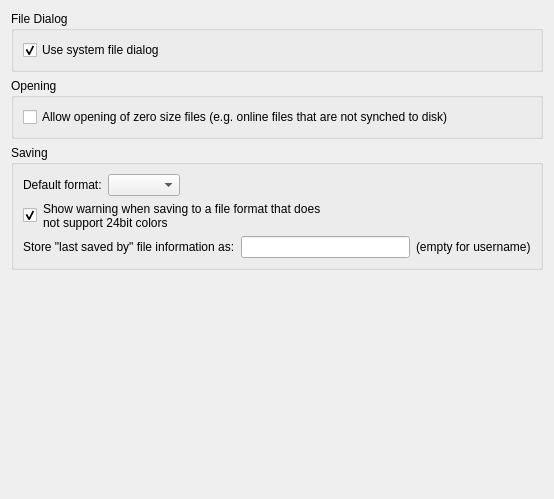
Qt form scripts/File/SaveAs/PreferencesPage.ui (qcad/qcad) before a commit.
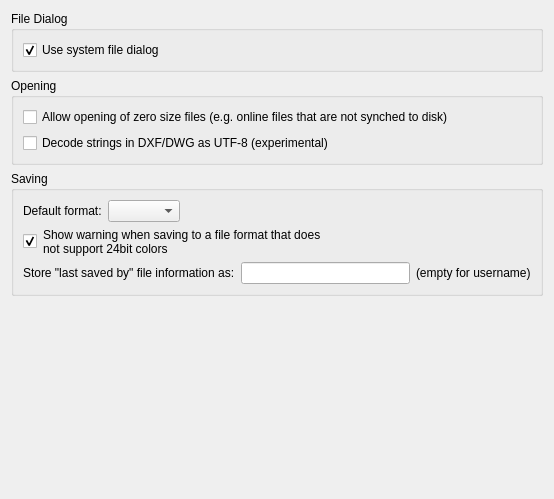
The same form after that commit.

Commit message: configurable string decoding

What changed in the file:
```diff
--- a/scripts/File/SaveAs/PreferencesPage.ui
+++ b/scripts/File/SaveAs/PreferencesPage.ui
@@ -43,6 +43,13 @@
         </property>
        </widget>
       </item>
+      <item>
+       <widget class="QCheckBox" name="UTF8">
+        <property name="text">
+         <string>Decode strings in DXF/DWG as UTF-8 (experimental)</string>
+        </property>
+       </widget>
+      </item>
      </layout>
     </widget>
    </item>
```
